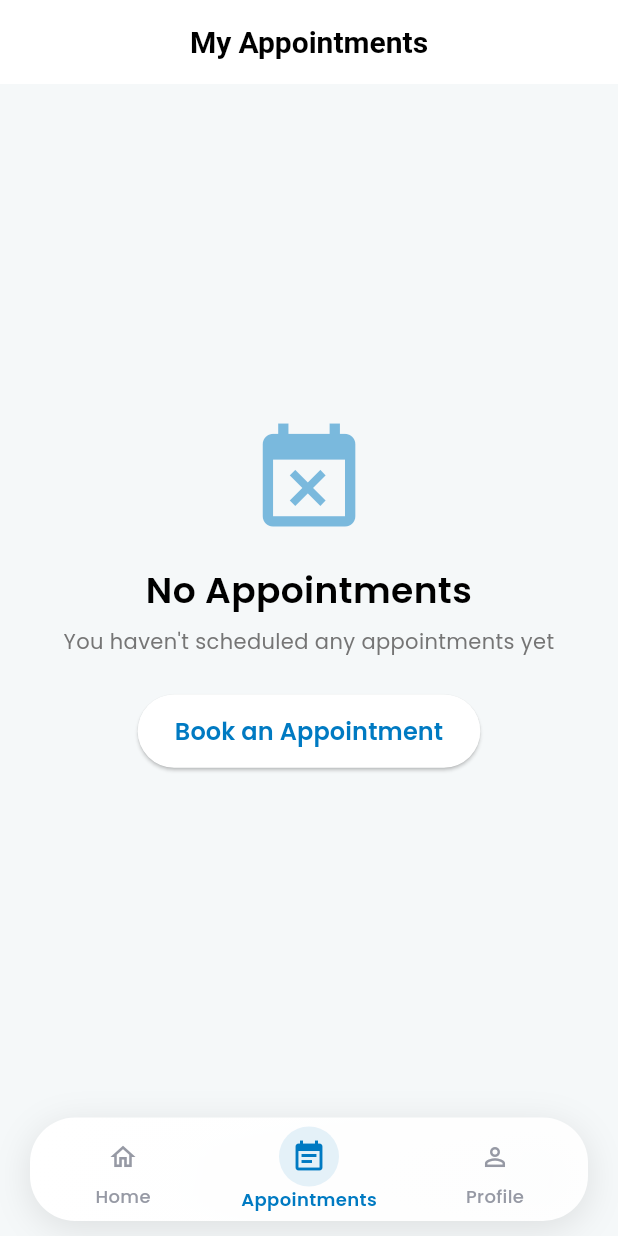
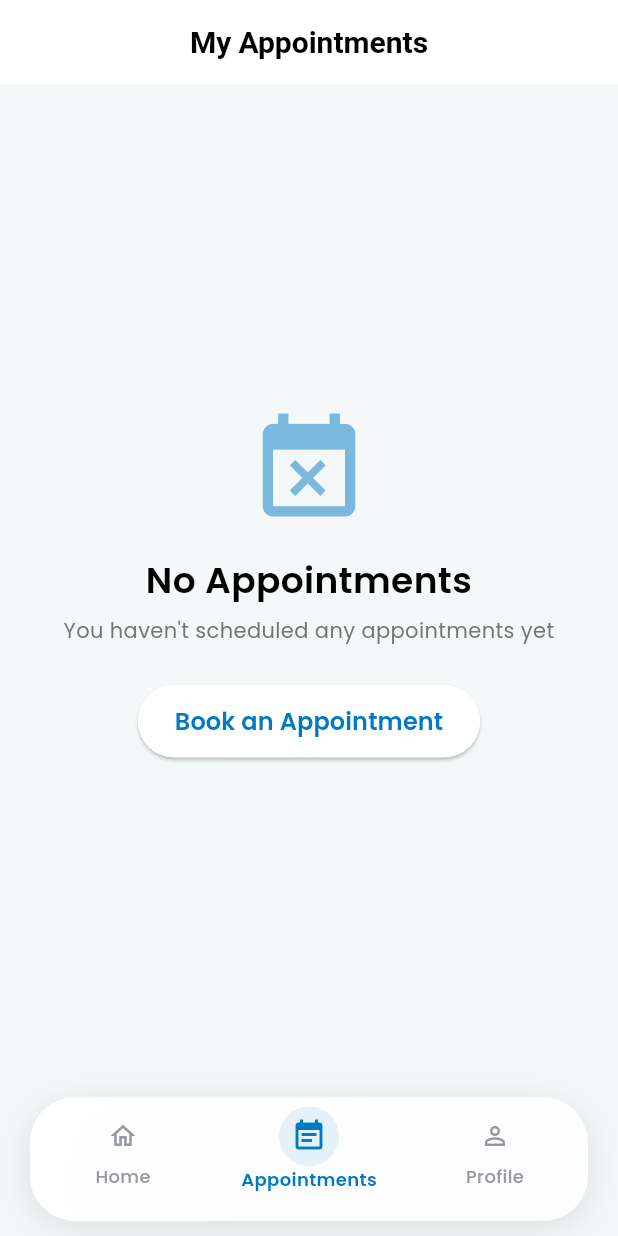
Before and after one commit to ayamohamdd/DocMeet, a Flutter app: the MainNavigationView screen opened by its route, item 2 of the bottom bar chosen, on a phone screen of 412 x 824 dp. Run offline on Flutter 3.47's test engine with Material 3 defaults, Android fonts, the phone set to English and light mode, and no system bars; our stand-ins replace cloud_firestore, dartz, device_preview, firebase_auth, firebase_core, firebase_messaging and 6 more; accounts and stored records are empty.

Commit message:
Add fixed height to navigation bar

```diff
--- a/lib/features/main_navigation/presentation/views/main_navigation_view.dart
+++ b/lib/features/main_navigation/presentation/views/main_navigation_view.dart
@@ -1,4 +1,5 @@
 import 'package:flutter/material.dart';
+import 'package:quest_task/core/constants/media_query_extension.dart';
 import 'package:quest_task/core/utils/theme/app_colors.dart';
 import 'package:quest_task/features/appointment/presentation/views/appointment_view.dart';
 import 'package:quest_task/features/home/presentation/views/home_view.dart';
@@ -51,6 +52,7 @@ class _MainNavigationViewState extends State<MainNavigationView>
     return Scaffold(
       body: _screens[_currentIndex],
       bottomNavigationBar: Container(
+        height: context.screenHeight * 0.1,
         margin: const EdgeInsets.symmetric(horizontal: 20, vertical: 10),
         decoration: BoxDecoration(
           gradient: LinearGradient(
```
